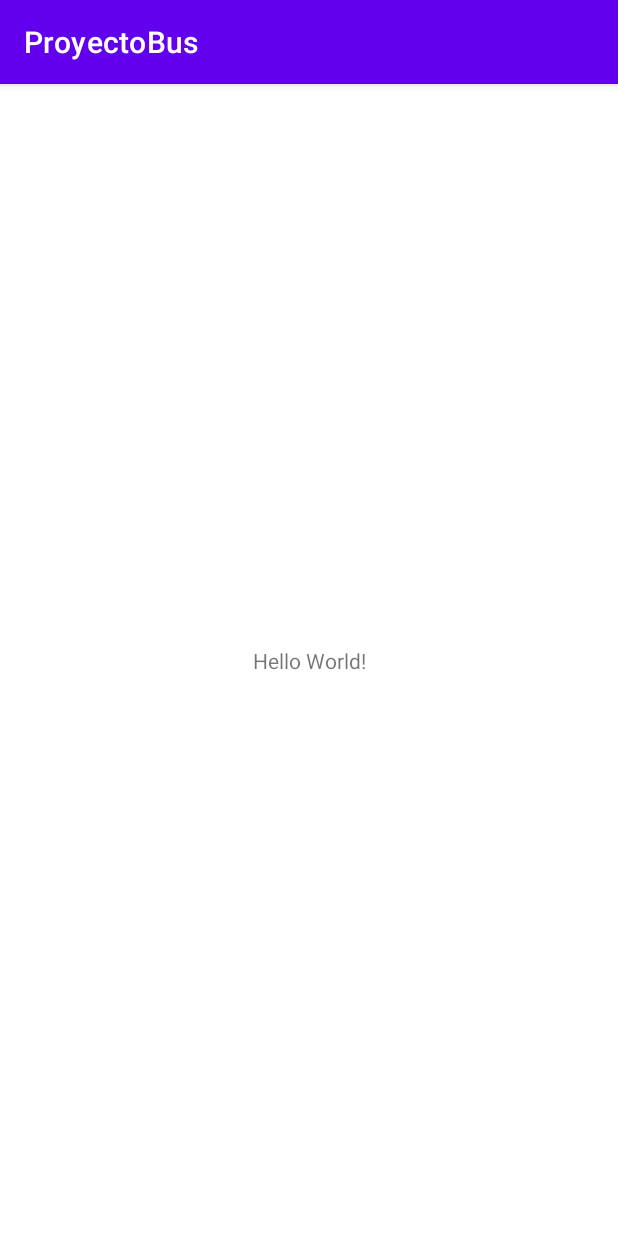
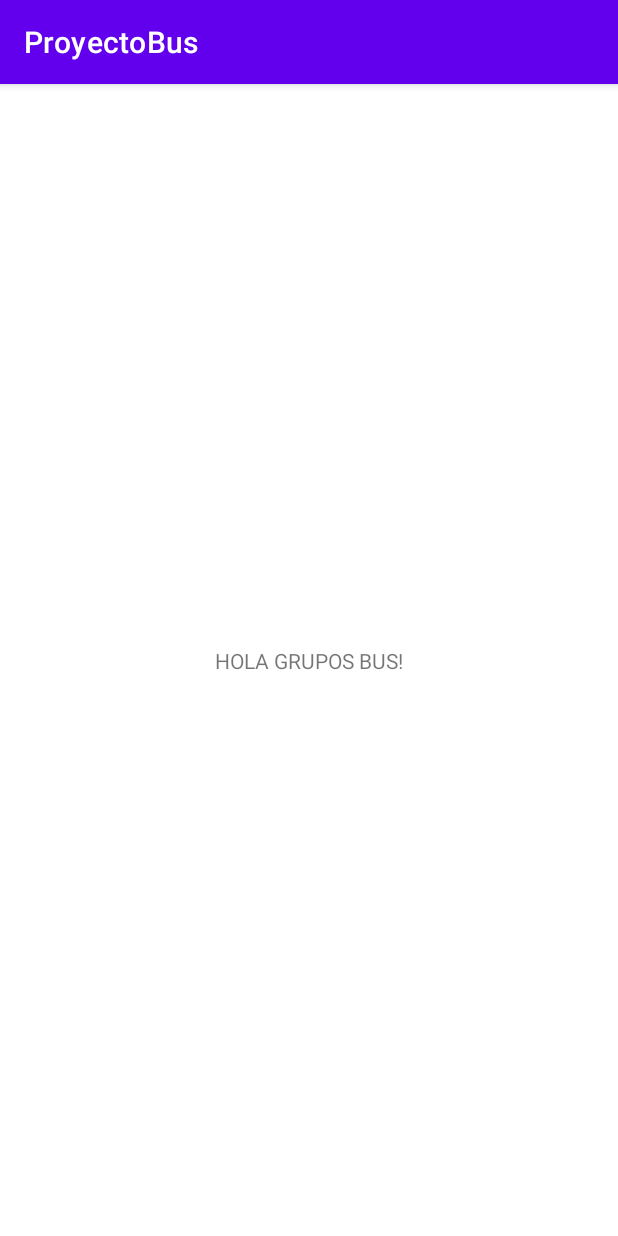
Before and after one commit to Antonixt/ProyectoBusCompartido, an Android app: the screen it shows after launch (MainActivity), on a phone screen of 412 x 824 dp. Run offline under Robolectric (Android 15) with nearby library versions, the phone set to English and light mode, and no system bars.

Commit message:
probanco commit

```diff
--- a/app/build.gradle
+++ b/app/build.gradle
@@ -4,12 +4,12 @@ plugins {
 
 android {
     namespace 'com.upc.proyectobus'
-    compileSdk 32
+    compileSdk 33
 
     defaultConfig {
         applicationId "com.upc.proyectobus"
         minSdk 21
-        targetSdk 32
+        targetSdk 33
         versionCode 1
         versionName "1.0"
 
--- a/app/src/main/res/layout/activity_main.xml
+++ b/app/src/main/res/layout/activity_main.xml
@@ -9,7 +9,8 @@
     <TextView
         android:layout_width="wrap_content"
         android:layout_height="wrap_content"
-        android:text="Hello World!"
+        android:text="HOLA GRUPOS BUS!"
+        android:hint="10dp"
         app:layout_constraintBottom_toBottomOf="parent"
         app:layout_constraintEnd_toEndOf="parent"
         app:layout_constraintStart_toStartOf="parent"
```
